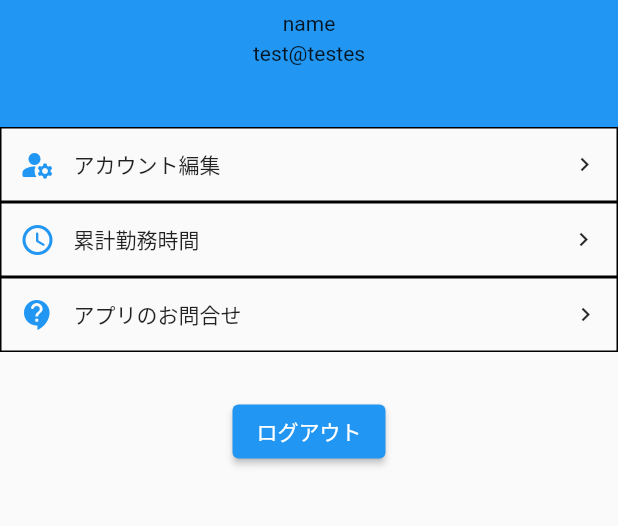
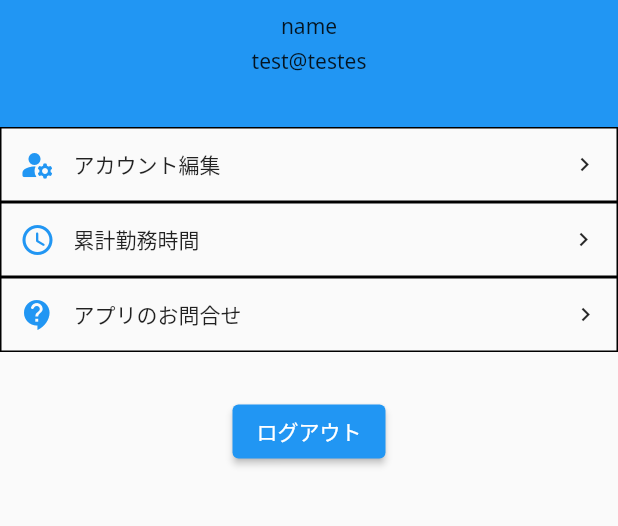
Before and after one commit to doraneko1600/flutter_aplication_1, a Flutter app: the screen it shows after launch, item 2 of the bottom bar chosen, on a phone screen of 412 x 824 dp, the part 362-888 px from its top. Run offline on Flutter 3.47's test engine with Material 2 defaults, Android fonts, the phone set to English and light mode, and no system bars; our stand-ins replace cloud_firestore, firebase_core, geocoding, geolocator, google_fonts; accounts and stored records are empty.

Commit message:
add font

```diff
--- a/lib/components/app.dart
+++ b/lib/components/app.dart
@@ -1,4 +1,5 @@
 import 'package:flutter_application_1/components/importer.dart';
+
 // mainから実行される関数
 class MainApp extends StatelessWidget {
   const MainApp({Key? key}) : super(key: key);
@@ -9,11 +10,14 @@ class MainApp extends StatelessWidget {
   @override
   Widget build(BuildContext context) {
     return MaterialApp(
-      title: _title,
-      // OSのダークモード対応
-      // theme: ThemeData.light(),
-      // darkTheme: ThemeData.dark(),
-      home: const BottomNavigation(),
+      theme: ThemeData(
+        textTheme: GoogleFonts.notoSansTextTheme(),
+      ),
+        title: _title,
+        // OSのダークモード対応
+        // theme: ThemeData.light(),
+        // darkTheme: ThemeData.dark(),
+        home: BottomNavigation(),
     );
   }
 }
```
